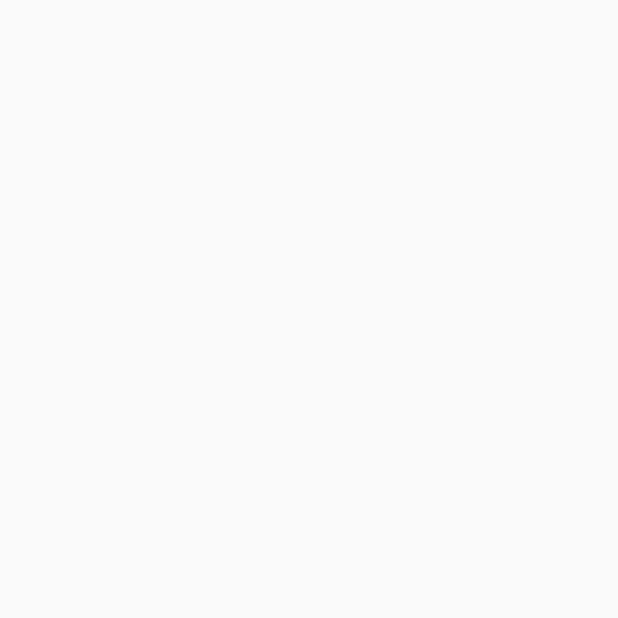
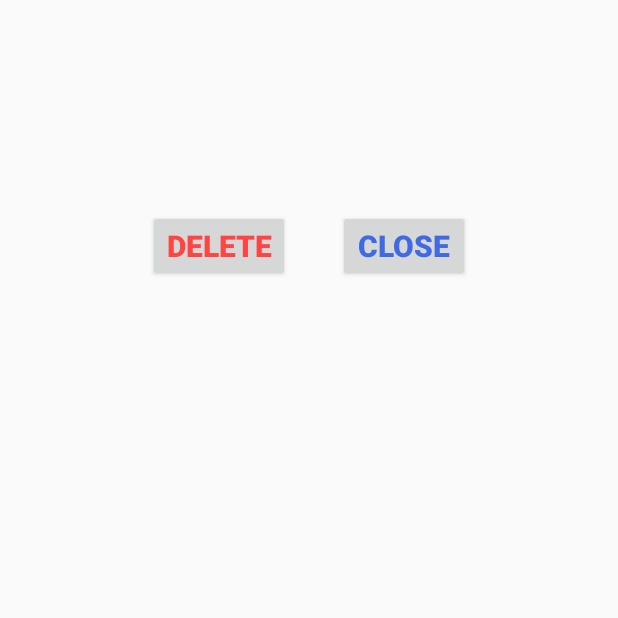
Before and after one commit to erson53/Diary2, an Android app: the EventViewActivity screen opened directly, with no data from a screen before it, on a phone screen of 412 x 824 dp, the top half of it. Before the commit the part shown is empty. Run offline under Robolectric (Android 15) with nearby library versions, the light colour scheme and no system bars.

Commit message:
implementet delete and close button in event view

```diff
--- a/app/src/main/java/com/example/diary/EventViewActivity.java
+++ b/app/src/main/java/com/example/diary/EventViewActivity.java
@@ -2,36 +2,85 @@ package com.example.diary;
 
 import android.content.Intent;
 import android.os.Bundle;
+import android.view.View;
+import android.widget.Button;
 import android.widget.TextView;
+
 import androidx.appcompat.app.AppCompatActivity;
 
 public class EventViewActivity extends AppCompatActivity {
 
     private TextView eventTitleTextView;
     private TextView eventTimeTextView;
-    private TextView eventMessageTextView; // TextView für die Nachricht hinzufügen
+    private TextView eventMessageTextView;
+    private Button deleteEventButton;
+    private Button backToWeekButton;
 
     @Override
     protected void onCreate(Bundle savedInstanceState) {
         super.onCreate(savedInstanceState);
         setContentView(R.layout.activity_event_view);
 
-        // Initialisieren Sie die Views
+        // Initialisieren der Views
         eventTitleTextView = findViewById(R.id.eventTitleTextView);
         eventTimeTextView = findViewById(R.id.eventTimeTextView);
-        eventMessageTextView = findViewById(R.id.eventMessageTextView); // TextView für die Nachricht initialisieren
+        eventMessageTextView = findViewById(R.id.eventMessageTextView);
+        deleteEventButton = findViewById(R.id.deleteEventButton);
+        backToWeekButton = findViewById(R.id.backToWeekButton);
 
-        // Überprüfen Sie, ob Intent-Daten übergeben wurden
+        // Überprüfen, ob Intent-Daten übergeben wurden
         Intent intent = getIntent();
         if (intent != null) {
             String eventTitle = intent.getStringExtra("eventTitle");
             String eventTime = intent.getStringExtra("eventTime");
-            String eventMessage = intent.getStringExtra("eventMessage"); // Nachricht abrufen
+            String eventMessage = intent.getStringExtra("eventMessage");
 
-            // Setzen Sie die Daten in die TextViews
+            // Setzen der Daten in die TextViews
             eventTitleTextView.setText(eventTitle);
             eventTimeTextView.setText(eventTime);
-            eventMessageTextView.setText(eventMessage); // Nachricht setzen
+            eventMessageTextView.setText(eventMessage);
+
+            // Hinzufügen eines Click-Listeners zum Löschen des Eintrags
+            deleteEventButton.setOnClickListener(new View.OnClickListener() {
+                @Override
+                public void onClick(View view) {
+                    // Hier kannst du den Code zum Löschen des Eintrags implementieren
+                    deleteEvent();
+                }
+            });
         }
+        backToWeekButton.setOnClickListener(new View.OnClickListener() {
+            @Override
+            public void onClick(View view) {
+                // Hier kannst du den Code zum Zurückkehren zur Woche implementieren
+                backToWeekView();
+            }
+        });
+    }
+
+    private void deleteEvent() {
+        // Annahme: Event.eventsList ist deine Liste von Ereignissen
+        Intent intent = getIntent();
+        if (intent != null) {
+            String eventTitle = intent.getStringExtra("eventTitle");
+
+            // Durchsuche die Event-Liste nach dem zu löschenden Event
+            for (Event event : Event.eventsList) {
+                if (event.getName().equals(eventTitle)) {
+                    // Wenn das Event gefunden wurde, entferne es aus der Liste
+                    Event.eventsList.remove(event);
+                    break; // Beende die Schleife, da das Event gefunden wurde
+                }
+            }
+        }
+
+        // Schließe die Activity nach dem Löschen
+        finish();
+    }
+    private void backToWeekView() {
+        // Starte die WeekViewActivity und schließe die aktuelle Activity
+        Intent intent = new Intent(this, WeekViewActivity.class);
+        startActivity(intent);
+        finish();
     }
 }
--- a/app/src/main/res/layout/activity_event_view.xml
+++ b/app/src/main/res/layout/activity_event_view.xml
@@ -28,4 +28,35 @@
         android:layout_marginTop="8dp"
         android:textSize="18sp"
         android:textColor="@android:color/black"/>
+
+    <LinearLayout
+        android:layout_width="match_parent"
+        android:layout_height="100dp"
+        android:orientation="horizontal"
+        android:gravity="center">
+
+    <Button
+        android:id="@+id/deleteEventButton"
+        android:layout_width="wrap_content"
+        android:layout_height="wrap_content"
+        android:text="Delete"
+        android:layout_marginEnd="16dp"
+        android:layout_gravity="center"
+        android:textSize="20sp"
+        android:textStyle="bold"
+        android:textColor="@android:color/holo_red_light"/>
+
+    <Button
+        android:id="@+id/backToWeekButton"
+        android:layout_width="wrap_content"
+        android:layout_height="wrap_content"
+        android:text="Close"
+        android:layout_marginStart="16dp"
+        android:layout_gravity="center"
+        android:textSize="20sp"
+        android:textStyle="bold"
+        android:textColor="@color/blue"/>
+
+    </LinearLayout>
+
 </LinearLayout>
```
